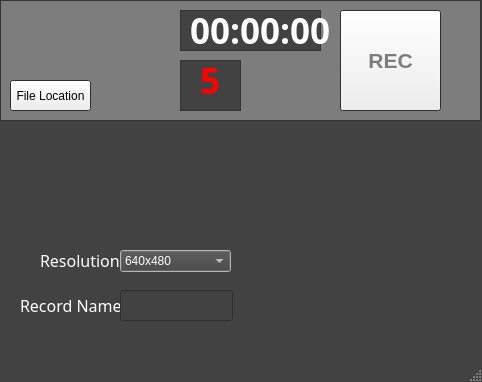
This is recorder.ui in Metrohan/ScreenRecorder as Qt 5 draws it before an edit. The edited form follows.
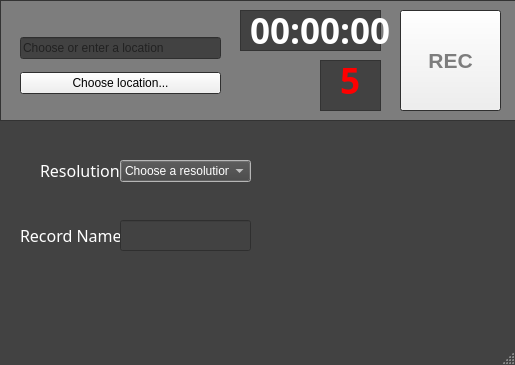
This is the edited form.

What changed in the file:
```diff
--- a/recorder.ui
+++ b/recorder.ui
@@ -6,8 +6,8 @@
    <rect>
     <x>0</x>
     <y>0</y>
-    <width>482</width>
-    <height>382</height>
+    <width>515</width>
+    <height>365</height>
    </rect>
   </property>
   <property name="palette">
@@ -136,8 +136,8 @@
     <property name="geometry">
      <rect>
       <x>120</x>
-      <y>250</y>
-      <width>111</width>
+      <y>160</y>
+      <width>131</width>
       <height>22</height>
      </rect>
     </property>
@@ -395,8 +395,13 @@
      </palette>
     </property>
     <property name="currentText">
-     <string>640x480</string>
+     <string>Choose a resolution...</string>
     </property>
+    <item>
+     <property name="text">
+      <string>Choose a resolution...</string>
+     </property>
+    </item>
     <item>
      <property name="text">
       <string>640x480</string>
@@ -468,10 +473,10 @@
      </property>
     </item>
    </widget>
-   <widget class="QPushButton" name="pushButton">
+   <widget class="QPushButton" name="startButton">
     <property name="geometry">
      <rect>
-      <x>340</x>
+      <x>400</x>
       <y>10</y>
       <width>101</width>
       <height>101</height>
@@ -535,7 +540,7 @@
     <property name="geometry">
      <rect>
       <x>40</x>
-      <y>250</y>
+      <y>160</y>
       <width>81</width>
       <height>21</height>
      </rect>
@@ -647,7 +652,7 @@
     <property name="geometry">
      <rect>
       <x>20</x>
-      <y>290</y>
+      <y>220</y>
       <width>101</width>
       <height>31</height>
      </rect>
@@ -699,10 +704,10 @@
      <string>Record Name</string>
     </property>
    </widget>
-   <widget class="QPushButton" name="pushButton_2">
+   <widget class="QPushButton" name="stopButton">
     <property name="geometry">
      <rect>
-      <x>340</x>
+      <x>400</x>
       <y>10</y>
       <width>101</width>
       <height>101</height>
@@ -759,20 +764,23 @@
      <string>STOP</string>
     </property>
    </widget>
-   <widget class="QLineEdit" name="lineEdit">
+   <widget class="QLineEdit" name="nameEdit">
     <property name="geometry">
      <rect>
       <x>120</x>
-      <y>290</y>
-      <width>113</width>
+      <y>220</y>
+      <width>131</width>
       <height>31</height>
      </rect>
     </property>
+    <property name="text">
+     <string/>
+    </property>
    </widget>
-   <widget class="QLabel" name="label_2">
+   <widget class="QLabel" name="timer">
     <property name="geometry">
      <rect>
-      <x>190</x>
+      <x>250</x>
       <y>-10</y>
       <width>141</width>
       <height>81</height>
@@ -858,7 +866,7 @@
    <widget class="QTextEdit" name="textEdit">
     <property name="geometry">
      <rect>
-      <x>180</x>
+      <x>240</x>
       <y>10</y>
       <width>141</width>
       <height>41</height>
@@ -916,7 +924,7 @@
      <rect>
       <x>0</x>
       <y>0</y>
-      <width>481</width>
+      <width>521</width>
       <height>121</height>
      </rect>
     </property>
@@ -967,7 +975,7 @@
    <widget class="QTextEdit" name="textEdit_3">
     <property name="geometry">
      <rect>
-      <x>180</x>
+      <x>320</x>
       <y>60</y>
       <width>61</width>
       <height>51</height>
@@ -980,23 +988,10 @@
      <set>Qt::NoTextInteraction</set>
     </property>
    </widget>
-   <widget class="QPushButton" name="pushButton_3">
+   <widget class="QLabel" name="countdown">
     <property name="geometry">
      <rect>
-      <x>10</x>
-      <y>80</y>
-      <width>81</width>
-      <height>31</height>
-     </rect>
-    </property>
-    <property name="text">
-     <string>File Location</string>
-    </property>
-   </widget>
-   <widget class="QLabel" name="label_3">
-    <property name="geometry">
-     <rect>
-      <x>200</x>
+      <x>340</x>
       <y>60</y>
       <width>47</width>
       <height>41</height>
@@ -1079,18 +1074,50 @@
      <string>5</string>
     </property>
    </widget>
+   <widget class="QWidget" name="gridLayoutWidget">
+    <property name="geometry">
+     <rect>
+      <x>20</x>
+      <y>30</y>
+      <width>201</width>
+      <height>71</height>
+     </rect>
+    </property>
+    <layout class="QGridLayout" name="gridLayout">
+     <item row="1" column="0">
+      <widget class="QPushButton" name="chooseLoc">
+       <property name="text">
+        <string>Choose location...</string>
+       </property>
+      </widget>
+     </item>
+     <item row="0" column="0">
+      <widget class="QLineEdit" name="locLineEdit">
+       <property name="text">
+        <string/>
+       </property>
+       <property name="placeholderText">
+        <string>Choose or enter a location</string>
+       </property>
+       <property name="clearButtonEnabled">
+        <bool>false</bool>
+       </property>
+      </widget>
+     </item>
+    </layout>
+   </widget>
    <zorder>textEdit_2</zorder>
    <zorder>textEdit</zorder>
-   <zorder>pushButton_2</zorder>
+   <zorder>stopButton</zorder>
    <zorder>comboBox</zorder>
-   <zorder>pushButton</zorder>
+   <zorder>startButton</zorder>
    <zorder>label</zorder>
    <zorder>label_5</zorder>
-   <zorder>lineEdit</zorder>
-   <zorder>label_2</zorder>
+   <zorder>nameEdit</zorder>
+   <zorder>timer</zorder>
    <zorder>textEdit_3</zorder>
-   <zorder>pushButton_3</zorder>
-   <zorder>label_3</zorder>
+   <zorder>countdown</zorder>
+   <zorder>gridLayoutWidget</zorder>
   </widget>
   <widget class="QStatusBar" name="statusbar"/>
  </widget>
```
